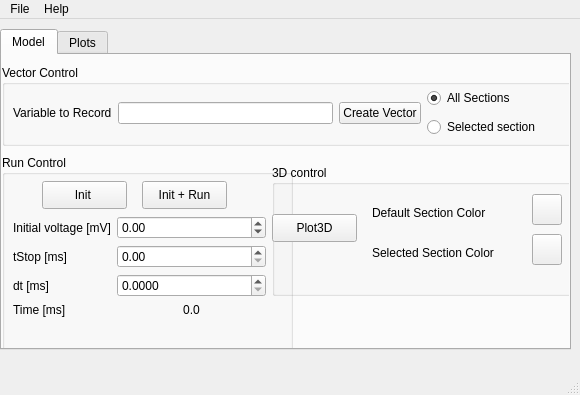
Qt form neuronvisio/neuronvisio.ui (mattions/neuronvisio) before a commit.
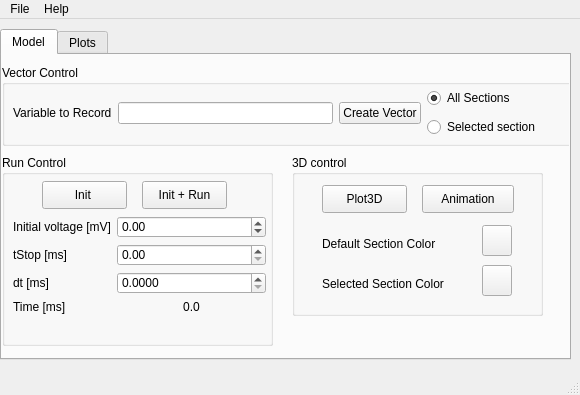
The same form after that commit. The open tabs and pages were chosen to show the change. Custom widgets are drawn as their Qt base class.

Commit message: The gradient is drawn correctly

```diff
--- a/neuronvisio/neuronvisio.ui
+++ b/neuronvisio/neuronvisio.ui
@@ -20,7 +20,7 @@
       <x>0</x>
       <y>10</y>
       <width>571</width>
-      <height>321</height>
+      <height>331</height>
      </rect>
     </property>
     <property name="currentIndex">
@@ -35,10 +35,13 @@
        <rect>
         <x>0</x>
         <y>100</y>
-        <width>291</width>
-        <height>221</height>
+        <width>271</width>
+        <height>191</height>
        </rect>
       </property>
+      <property name="styleSheet">
+       <string>border-color: rgb(0, 0, 0);</string>
+      </property>
       <property name="title">
        <string>Run Control</string>
       </property>
@@ -68,7 +71,7 @@
         <string>Init + Run</string>
        </property>
       </widget>
-      <widget class="QWidget" name="">
+      <widget class="QWidget" name="layoutWidget">
        <property name="geometry">
         <rect>
          <x>11</x>
@@ -161,10 +164,10 @@
      <widget class="QGroupBox" name="groupBox_2">
       <property name="geometry">
        <rect>
-        <x>270</x>
-        <y>110</y>
-        <width>301</width>
-        <height>131</height>
+        <x>290</x>
+        <y>100</y>
+        <width>251</width>
+        <height>161</height>
        </rect>
       </property>
       <property name="title">
@@ -179,8 +182,8 @@
       <widget class="QPushButton" name="Plot3D">
        <property name="geometry">
         <rect>
-         <x>0</x>
-         <y>49</y>
+         <x>30</x>
+         <y>30</y>
          <width>85</width>
          <height>28</height>
         </rect>
@@ -192,8 +195,8 @@
       <widget class="ColorButton" name="sel_col_btn">
        <property name="geometry">
         <rect>
-         <x>260</x>
-         <y>69</y>
+         <x>190</x>
+         <y>110</y>
          <width>30</width>
          <height>31</height>
         </rect>
@@ -202,8 +205,8 @@
       <widget class="ColorButton" name="def_col_btn">
        <property name="geometry">
         <rect>
-         <x>260</x>
-         <y>29</y>
+         <x>190</x>
+         <y>70</y>
          <width>30</width>
          <height>31</height>
         </rect>
@@ -212,8 +215,8 @@
       <widget class="QLabel" name="label_3">
        <property name="geometry">
         <rect>
-         <x>100</x>
-         <y>79</y>
+         <x>30</x>
+         <y>120</y>
          <width>146</width>
          <height>18</height>
         </rect>
@@ -225,8 +228,8 @@
       <widget class="QLabel" name="label_4">
        <property name="geometry">
         <rect>
-         <x>100</x>
-         <y>39</y>
+         <x>30</x>
+         <y>80</y>
          <width>138</width>
          <height>18</height>
         </rect>
@@ -235,6 +238,19 @@
         <string>Default Section Color</string>
        </property>
       </widget>
+      <widget class="QPushButton" name="animation_btn">
+       <property name="geometry">
+        <rect>
+         <x>130</x>
+         <y>30</y>
+         <width>92</width>
+         <height>28</height>
+        </rect>
+       </property>
+       <property name="text">
+        <string>Animation</string>
+       </property>
+      </widget>
      </widget>
      <widget class="QGroupBox" name="groupBox_3">
       <property name="geometry">
```
Left out of the diff: 4 changed lines with no effect on the pictures. The commit also changes 2 other files.
